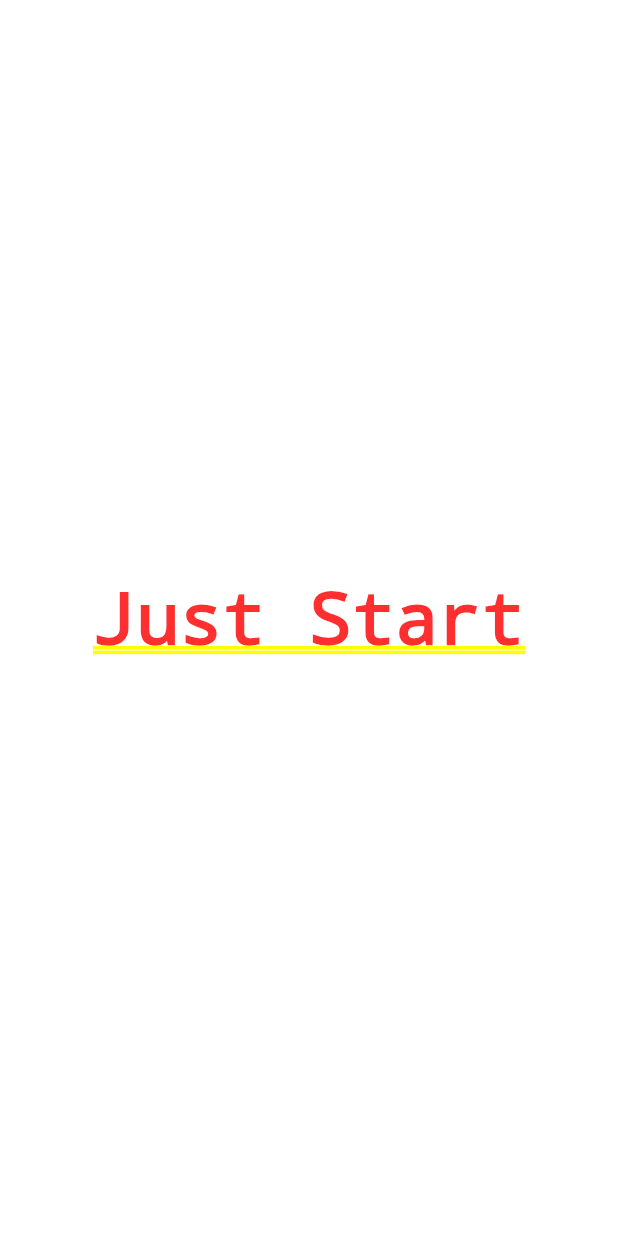
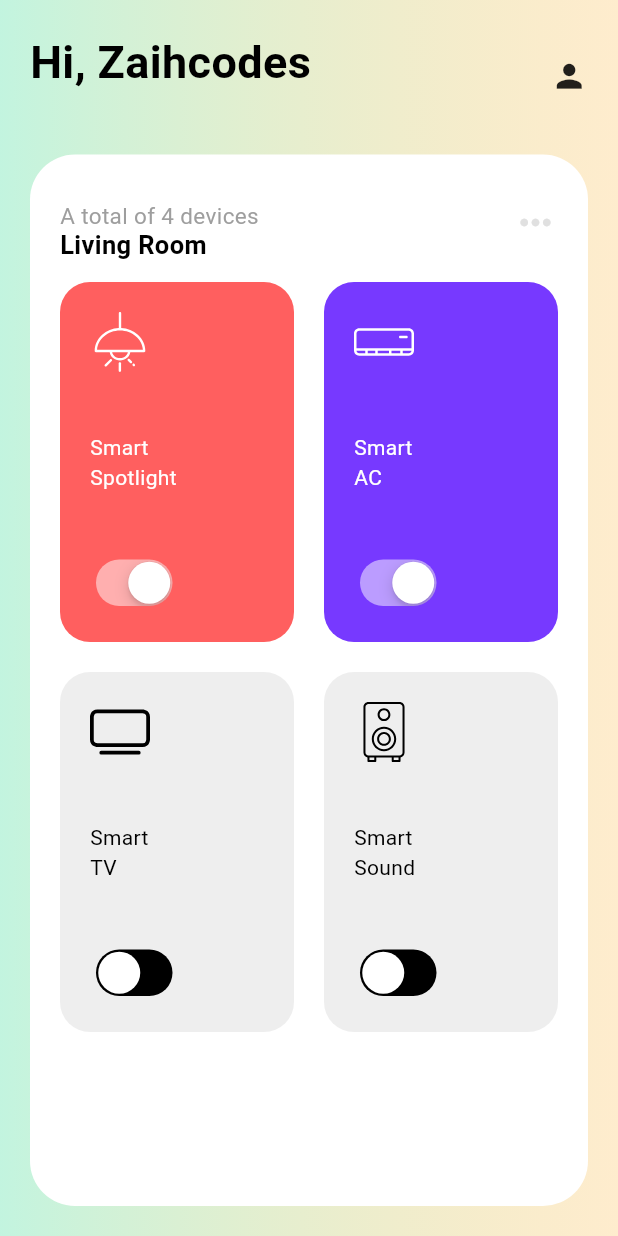
Before and after one commit to zaihcodes/iot_app_ui_challenge, a Flutter app: the screen it shows after launch, on a phone screen of 412 x 824 dp. Run offline on Flutter 3.47's test engine with Material 3 defaults, Android fonts, the light colour scheme and no system bars; our stand-ins replace flutter_svg.

Commit message:
Created the home ui

```diff
--- a/lib/main.dart
+++ b/lib/main.dart
@@ -1,4 +1,5 @@
 import 'package:flutter/material.dart';
+import 'package:iot_app_ui_challenge/screens/home_screen.dart';
 
 void main() {
   runApp(const MyApp());
@@ -16,9 +17,7 @@ class MyApp extends StatelessWidget {
         colorScheme: ColorScheme.fromSeed(seedColor: Colors.deepPurple),
         useMaterial3: true,
       ),
-      home: const Center(
-        child: Text('Just Start'),
-      ),
+      home: const HomeScreen(),
     );
   }
 }
--- /dev/null
+++ b/lib/screens/home_screen.dart
@@ -0,0 +1,196 @@
+import 'package:flutter/cupertino.dart';
+import 'package:flutter/material.dart';
+import 'package:flutter/widgets.dart';
+import 'package:flutter_svg/flutter_svg.dart';
+import 'package:iot_app_ui_challenge/models/device_data.dart';
+import 'package:iot_app_ui_challenge/models/device_model.dart';
+
+class HomeScreen extends StatelessWidget {
+  const HomeScreen({super.key});
+
+  @override
+  Widget build(BuildContext context) {
+    final size = MediaQuery.sizeOf(context);
+    return Scaffold(
+      body: Container(
+        height: size.height,
+        width: size.width,
+        decoration: BoxDecoration(
+          gradient: LinearGradient(
+            begin: Alignment.centerLeft,
+            end: Alignment.centerRight,
+            colors: [
+              const Color(0xAB69F0AF).withOpacity(0.4),
+              Colors.amber.withOpacity(0.2)
+            ],
+          ),
+        ),
+        child: Padding(
+          padding: const EdgeInsets.fromLTRB(20, 20, 20, 20),
+          child: SafeArea(
+            child: Column(
+              crossAxisAlignment: CrossAxisAlignment.start,
+              children: [
+                const Row(
+                  crossAxisAlignment: CrossAxisAlignment.end,
+                  children: [
+                    Text(
+                      'Hi, Zaihcodes',
+                      style: TextStyle(
+                          fontSize: 30,
+                          color: Colors.black,
+                          fontWeight: FontWeight.bold),
+                    ),
+                    Spacer(),
+                    Icon(
+                      Icons.person,
+                      size: 25,
+                    )
+                  ],
+                ),
+                const SizedBox(
+                  height: 40,
+                ),
+                Expanded(
+                  child: Container(
+                    padding: const EdgeInsets.fromLTRB(20, 30, 20, 20),
+                    decoration: const BoxDecoration(
+                      color: Colors.white,
+                      borderRadius: BorderRadius.vertical(
+                        top: Radius.circular(30),
+                        bottom: Radius.circular(30),
+                      ),
+                    ),
+                    child: Column(
+                      children: [
+                        Row(
+                          mainAxisAlignment: MainAxisAlignment.spaceBetween,
+                          crossAxisAlignment: CrossAxisAlignment.start,
+                          children: [
+                            const Column(
+                              crossAxisAlignment: CrossAxisAlignment.start,
+                              children: [
+                                Text(
+                                  "A total of 4 devices",
+                                  style: TextStyle(
+                                      fontSize: 15,
+                                      color: Colors.grey,
+                                      fontWeight: FontWeight.normal),
+                                ),
+                                Text(
+                                  "Living Room",
+                                  style: TextStyle(
+                                      height: 1.1,
+                                      fontSize: 17,
+                                      color: Colors.black,
+                                      fontWeight: FontWeight.w600),
+                                ),
+                              ],
+                            ),
+                            Icon(
+                              Icons.more_horiz,
+                              color: Colors.grey[300],
+                              size: 30,
+                            )
+                          ],
+                        ),
+                        const SizedBox(
+                          height: 15,
+                        ),
+                        Expanded(
+                          child: GridView.builder(
+                            itemCount: 4,
+                            gridDelegate:
+                                const SliverGridDelegateWithMaxCrossAxisExtent(
+                              maxCrossAxisExtent: 200,
+                              crossAxisSpacing: 20,
+                              mainAxisSpacing: 20,
+                              childAspectRatio: 0.65,
+                            ),
+                            itemBuilder: (context, index) {
+                              final device = DeviceData.devices[index];
+                              return DeviceCard(
+                                device: device,
+                              );
+                            },
+                          ),
+                        ),
+                      ],
+                    ),
+                  ),
+                ),
+              ],
+            ),
+          ),
+        ),
+      ),
+    );
+  }
+}
+
+class DeviceCard extends StatefulWidget {
+  const DeviceCard({
+    required this.device,
+    super.key,
+  });
+
+  final DeviceModel device;
+
+  @override
+  State<DeviceCard> createState() => _DeviceCardState();
+}
+
+class _DeviceCardState extends State<DeviceCard> {
+  late bool isOn;
+  @override
+  void initState() {
+    super.initState();
+    isOn = widget.device.isActive;
+  }
+
+  @override
+  Widget build(BuildContext context) {
+    final bgColor = int.parse('0xFF${widget.device.color.replaceAll('#', '')}');
+    return AnimatedContainer(
+      duration: const Duration(milliseconds: 500),
+      decoration: BoxDecoration(
+          color: isOn ? Color(bgColor) : Colors.grey.shade200,
+          borderRadius: BorderRadius.circular(20)),
+      child: Padding(
+        padding: const EdgeInsets.all(20.0),
+        child: Column(
+          crossAxisAlignment: CrossAxisAlignment.start,
+          mainAxisAlignment: MainAxisAlignment.spaceBetween,
+          children: [
+            SvgPicture.asset(
+              widget.device.icon,
+              height: 40,
+              // ignore: deprecated_member_use
+              color: isOn ? Colors.white : Colors.black,
+            ),
+            SizedBox(
+              width: 60,
+              child: Text(
+                widget.device.name,
+                maxLines: 2,
+                style: TextStyle(
+                  color: isOn ? Colors.white : Colors.black,
+                ),
+              ),
+            ),
+            CupertinoSwitch(
+              value: isOn,
+              onChanged: (value) {
+                setState(() {
+                  isOn = value;
+                });
+              },
+              trackColor: Colors.black,
+              activeColor: Colors.white.withOpacity(0.5),
+            )
+          ],
+        ),
+      ),
+    );
+  }
+}
```
